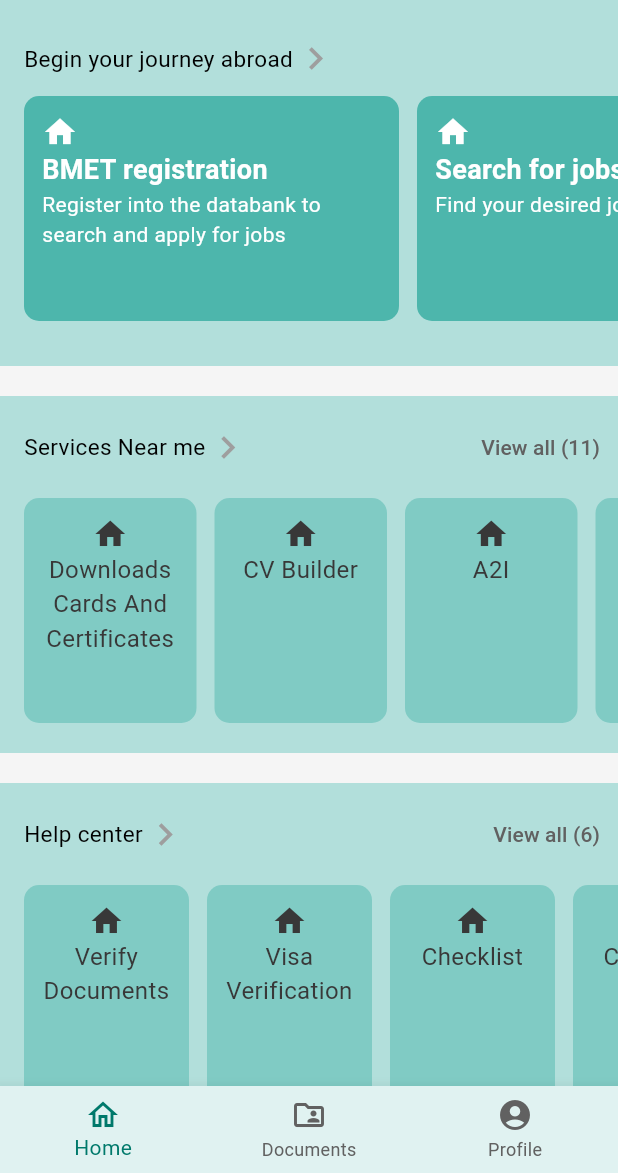
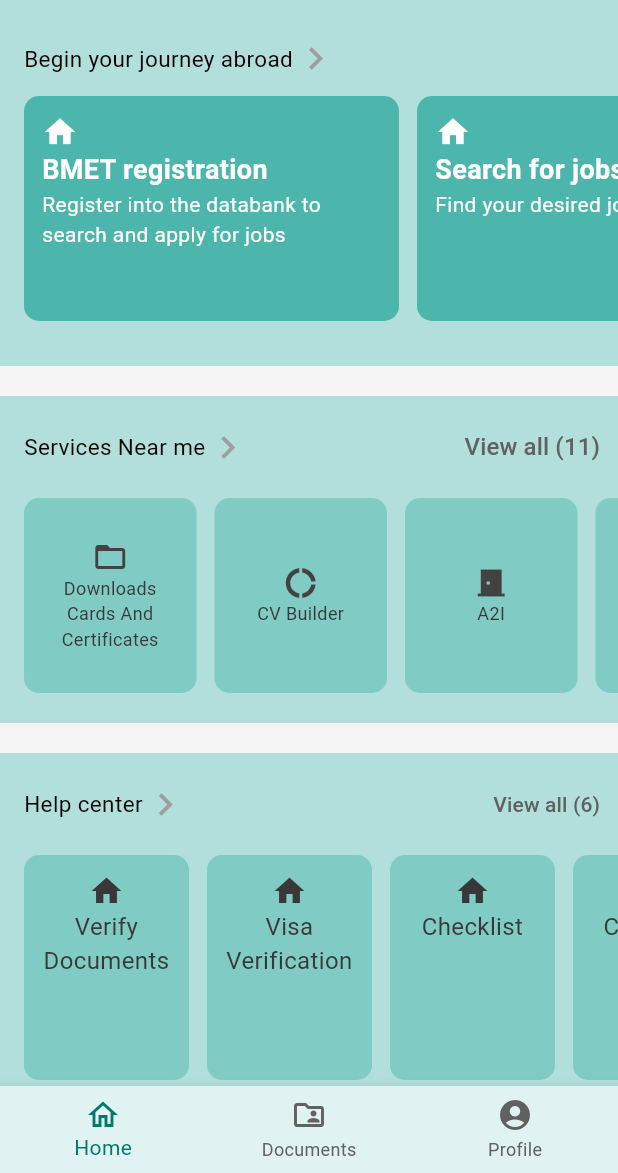
Before and after one commit to ATCTechLtd17/Probashi-DhakaBoss, a Flutter app: the screen it shows after launch, in the side drawer, after a tap on "View all (11)", on a phone screen of 412 x 824 dp, the part 63-1236 px from its top. Run offline on Flutter 3.47's test engine with Material 3 defaults, Android fonts, the phone set to English and light mode, and no system bars; our stand-ins replace go_router.

Commit message:
services added dynamic data, view all

```diff
--- a/lib/components/servicescard.dart
+++ b/lib/components/servicescard.dart
@@ -1,116 +1,120 @@
+import 'dart:convert';
 import 'package:flutter/material.dart';
+import 'package:flutter/services.dart';
 import 'package:go_router/go_router.dart';
 
 class Servicescard extends StatelessWidget {
-   Servicescard({super.key});
+  const Servicescard({super.key});
 
-   final List<CardItem> cardItems = [
-    CardItem(
-      title: 'Downloads Cards And Certificates',
-      icon: Icons.home,
-      route: '/bmet-form',
+  // Load JSON data from assets
+  Future<List<CardItem>> loadJson() async {
+    try {
+      String jsonString =
+          await rootBundle.loadString('assets/data/cardData.json');
+      List<dynamic> jsonData = jsonDecode(jsonString);
 
-    ),
-    CardItem(
-      title: 'CV Builder ',
-      icon: Icons.home,
-      route: '/search-job',
-
-    ),
-    CardItem(
-      title: 'A2I',
-      icon: Icons.home,
-      route: '/pdo',
-
-    ),
-    CardItem(
-      title: 'Brac ',
-      icon: Icons.home,
-      route: '/bmet-clearance',
-
-    ),
-    CardItem(
-      title: 'Biometric Registration ',
-      icon: Icons.home,
-      route: '/bmet-clearance',
-
-    ),
-  ];
-
+      // Convert the decoded data into a list of CardItem objects
+      return jsonData
+          .map((data) => CardItem(
+                title: data['title'],
+                icon:IconData(data['icon'], fontFamily: 'MaterialIcons'),
+                route: data['route'],
+              ))
+          .toList();
+    } catch (e) {
+      // Log the error for debugging
+      print('Error loading JSON data: $e');
+      throw Exception('Failed to load JSON data');
+    }
+  }
 
   @override
   Widget build(BuildContext context) {
+    return FutureBuilder<List<CardItem>>(
+      future: loadJson(),
+      builder: (context, snapshot) {
+        // Handle loading state
+        if (snapshot.connectionState == ConnectionState.waiting) {
+          return Center(child: CircularProgressIndicator());
+        }
+
+        // Handle error state
+        if (snapshot.hasError) {
+          return Center(child: Text('Error loading data: ${snapshot.error}'));
+        }
+
+        // If data is loaded successfully
+        if (snapshot.hasData && snapshot.data!.isNotEmpty) {
+          List<CardItem> cardItems = snapshot.data!;
+
           return SingleChildScrollView(
             scrollDirection: Axis.horizontal,
+            child: Row(
+              children: cardItems.map((cardItem) {
+                return CardWidg(item: cardItem);
+              }).toList(),
+            ),
+          );
+        }
 
-        child: Row(
-          children: cardItems.map((cardItem){
-          return CardWidg(item: cardItem);
-        }).toList()
-
-            ),
-
-
+        return Center(child: Text('No data available'));
+      },
     );
-
   }
 }
-
-
 
 class CardWidg extends StatelessWidget {
   final CardItem item;
 
- const  CardWidg({super.key, required this.item}) ;
+  const CardWidg({super.key, required this.item});
 
   @override
   Widget build(BuildContext context) {
     return GestureDetector(
-      onTap: (){
+      onTap: () {
         context.push(item.route, extra: item);
       },
-
-        child:Container(
-          padding: EdgeInsets.only(right:12),
-
-          child:Column(
+      child: Container(
+        padding: EdgeInsets.only(right: 12),
+        child: Column(
           children: [
-            Container(padding: EdgeInsets.all(12),
+            Container(
+              padding: EdgeInsets.all(12),
               width: 115,
-            height: 150,
+              height: 130,
               decoration: BoxDecoration(
                 color: Colors.teal[200],
                 borderRadius: BorderRadius.circular(10),
-
               ),
-
               child: Column(
+                mainAxisAlignment: MainAxisAlignment.center,
                 crossAxisAlignment: CrossAxisAlignment.center,
                 children: [
                   Icon(item.icon,
-                  color: Color.fromARGB(255, 56, 56, 56),),
-                  Text(item.title, style: TextStyle(fontSize: 16, fontWeight: FontWeight.w400, color: const Color.fromARGB(255, 56, 56, 56),
+                  color: Colors.grey[800],
+                  ),
+                  Center(
+                    child: Text(
+                      item.title,
+                      style: TextStyle(
+                        fontSize: 12,
+                        fontWeight: FontWeight.w400,
+                        color: Color.fromARGB(255, 56, 56, 56),
                       ),
                       textAlign: TextAlign.center,
                       softWrap: true,
                       overflow: TextOverflow.ellipsis,
                       maxLines: 3,
                     ),
-
+                  ),
                 ],
               ),
             ),
-
           ],
         ),
-
-
       ),
-
-
     );
   }
-
 }
 
 class CardItem {
@@ -118,5 +122,5 @@ class CardItem {
   final IconData icon;
   final String route;
 
-  CardItem({required this.title, required this.icon, required this.route, });
+  CardItem({required this.title, required this.icon, required this.route});
 }
--- a/lib/main.dart
+++ b/lib/main.dart
@@ -8,6 +8,7 @@ import 'package:probashi/pages/govt.dart';
 import 'package:probashi/pages/home.dart';
 import 'package:probashi/pages/profile.dart';
 import 'package:flutter/material.dart';
+import 'package:probashi/pages/services.dart';
 import 'package:probashi/pages/signin.dart';
 import 'package:provider/provider.dart';
 import 'package:go_router/go_router.dart';
@@ -62,6 +63,11 @@ class MyApp extends StatelessWidget {
                   const HomePageWrapper(),
             ),
             GoRoute(
+              path: '/services',
+              builder: (context, state) =>
+              const HomePageWrapper(),
+            ),
+            GoRoute(
               path: '/bmet',
               builder: (context, state) =>
                   const HomePageWrapper(),
@@ -108,6 +114,8 @@ class HomePageWrapper extends StatelessWidget {
         return BMET();
       case '/documents':
         return Document();
+      case '/services':
+        return Services();
 
       default:
         return Home();
--- a/lib/pages/documents.dart
+++ b/lib/pages/documents.dart
@@ -103,7 +103,9 @@ class Document extends StatelessWidget {
               margin: EdgeInsets.only(top: 20),
 
 
-              child: SingleChildScrollView(
+              child: LayoutBuilder(
+                builder: (context, constraints) {
+                  return SingleChildScrollView(
 
 
                         child: Stack(
@@ -186,6 +188,8 @@ class Document extends StatelessWidget {
 
 
 
+                  );
+                }
               ),
             ),
           )
--- a/lib/pages/home.dart
+++ b/lib/pages/home.dart
@@ -4,6 +4,8 @@ import 'package:probashi/components/nav.dart';
 import 'package:probashi/components/servicescard.dart';
 import 'package:probashi/components/slidercard.dart';
 import 'package:flutter/material.dart';
+import 'package:probashi/models/pagestate.dart';
+import 'package:provider/provider.dart';
 
 class Home extends StatelessWidget {
   const Home({super.key});
@@ -124,11 +126,30 @@ class Home extends StatelessWidget {
                             ),
 
                             TextButton(
-                                onPressed: () {},
-                                child: Text(
-                                  'View all (11)',
-                                  style: TextStyle(color: Colors.grey[700]),
-                                ))
+                              onPressed: () {
+                                try {
+                                  final pageState = Provider.of<PageState>(
+                                    context,
+                                    listen: false);
+                                pageState.setRoute('/services');
+                                  GoRouter.of(context).go('/services');
+                                } catch (e) {
+                                  print('Error navigating to /services: $e');
+                                  ScaffoldMessenger.of(context).showSnackBar(
+                                    SnackBar(content: Text('Navigation failed: $e')),
+                                  );
+                                }
+                              },
+                              child: Text(
+                                'View all (11)',
+                                style: TextStyle(
+                                  color: Colors.grey[700],
+                                  fontSize: 16, // Adjust font size if needed
+                                  fontWeight: FontWeight.w500, // Optional: Add weight for emphasis
+                                ),
+                              ),
+                            ),
+
                           ],
                         ),
                         Container(
--- a/pubspec.yaml
+++ b/pubspec.yaml
@@ -22,3 +22,4 @@ flutter:
   uses-material-design: true
   assets:
     - assets/images/logo.png
+    - assets/data/cardData.json
```
Also changed, not shown: assets/data/cardData.json (added, +52 -0 lines), lib/pages/profile.dart (+7 -0 lines), lib/pages/services.dart (added, +135 -0 lines), 1 other file. Lines whose indentation alone changed are shown as unchanged.
